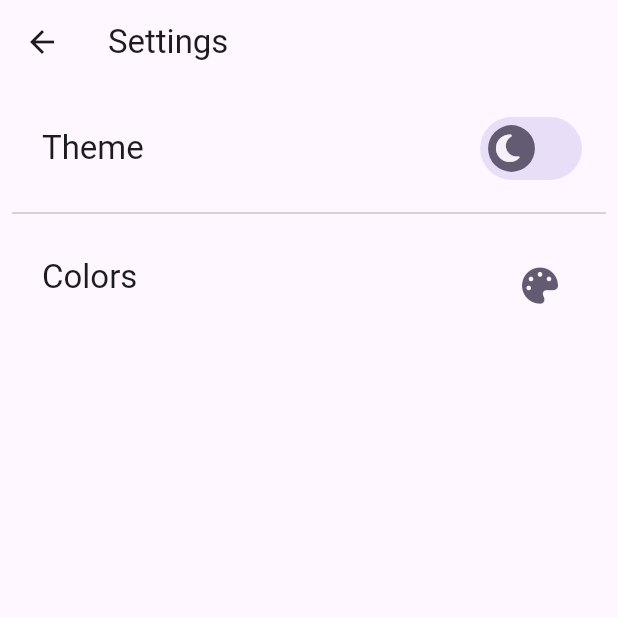
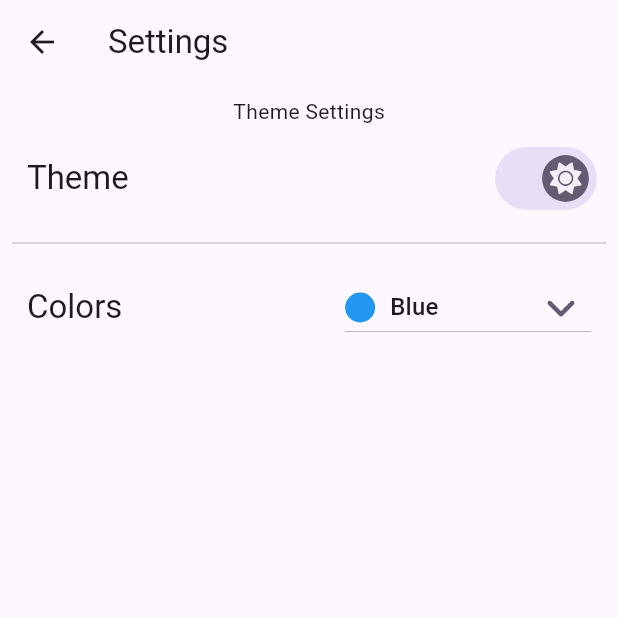
Before and after one commit to vedantjain8/localhub, a Flutter app: the SettingsScreen screen opened directly, on a phone screen of 412 x 824 dp, the top half of it. Run offline on Flutter 3.47's test engine with Material 3 defaults, Android fonts, the light colour scheme and no system bars; our stand-ins replace cached_network_image, csc_picker, dropdown_search, flutter_markdown, flutter_secure_storage, font_awesome_flutter and 4 more; accounts and stored records are empty; network calls fail; project files that could hold a hidden picture were left out.

Commit message:
fix: theme managment and ui

```diff
--- a/flutter/localhub/lib/screens/layout/settings/settings_screen.dart
+++ b/flutter/localhub/lib/screens/layout/settings/settings_screen.dart
@@ -15,6 +15,12 @@ class _SettingsScreenState extends State<SettingsScreen> {
   bool isDark = AppTheme.themeNotifier.value.brightness == Brightness.dark;
 
   @override
+  void initState() {
+    AppTheme.initialize();
+    super.initState();
+  }
+
+  @override
   Widget build(BuildContext context) {
     final colorScheme = Theme.of(context).colorScheme;
     return Scaffold(
@@ -25,11 +31,10 @@ class _SettingsScreenState extends State<SettingsScreen> {
         padding: const EdgeInsets.all(8.0),
         child: Column(
           children: [
-            Container(
-                width: double.maxFinite,
-                height: 70,
-                child: Padding(
-                  padding: const EdgeInsets.all(20.0),
+            Column(
+              children: [
+                _section(title: 'Theme Settings', items: [
+                  _sectionItem(
                     child: Row(
                       mainAxisAlignment: MainAxisAlignment.spaceBetween,
                       children: [
@@ -68,13 +73,9 @@ class _SettingsScreenState extends State<SettingsScreen> {
                         )
                       ],
                     ),
-                )),
+                  ),
                   const Divider(),
-            Container(
-                width: double.maxFinite,
-                height: 70,
-                child: Padding(
-                  padding: const EdgeInsets.all(20),
+                  _sectionItem(
                     child: Row(
                       mainAxisAlignment: MainAxisAlignment.spaceBetween,
                       children: [
@@ -82,37 +83,70 @@ class _SettingsScreenState extends State<SettingsScreen> {
                           'Colors',
                           style: Theme.of(context).textTheme.titleLarge,
                         ),
-                      PopupMenuButton<Color>(
-                        onSelected: (color) async {
-                          await AppTheme.selectColor(color);
-                        },
-                        icon: Icon(
-                          FontAwesomeIcons.palette,
+                        Row(
+                          children: [
+                            DropdownButton<Color>(
+                              value: AppTheme.currentColorSeed.color,
+                              icon: Padding(
+                                padding: const EdgeInsets.all(8.0),
+                                child: Icon(
+                                  FontAwesomeIcons.angleDown,
                                   color: colorScheme.secondary,
                                 ),
-                        itemBuilder: (context) =>
-                            ColorSeed.values.map((colorSeed) {
-                          return PopupMenuItem(
+                              ),
+                              items: ColorSeed.values.map((colorSeed) {
+                                return DropdownMenuItem(
                                   value: colorSeed.color,
                                   child: Row(
                                     children: [
-                                  Container(
-                                    width: 24,
-                                    height: 24,
-                                    color: colorSeed.color,
+                                      CircleAvatar(
+                                        radius: 10,
+                                        backgroundColor: colorSeed.color,
                                       ),
                                       const SizedBox(width: 10),
                                       Text(colorSeed.label),
                                     ],
-                              ));
+                                  ),
+                                );
                               }).toList(),
+                              onChanged: (color) {
+                                AppTheme.selectColor(color!);
+                              },
                             ),
                           ],
                         ),
-                )),
+                      ],
+                    ),
+                  ),
+                ]),
+              ],
+            ),
           ],
         ),
       ),
     );
   }
+
+  Widget _section({title, final List<Widget>? items}) {
+    return Column(
+      children: [
+        if (title != null) Text(title),
+        if (items != null)
+          Column(
+            children: items,
+          )
+      ],
+    );
   }
+
+  Widget _sectionItem({required child}) {
+    return Container(
+      width: double.maxFinite,
+      height: 70,
+      child: Padding(
+        padding: const EdgeInsets.all(10),
+        child: child,
+      ),
+    );
+  }
+}
--- a/flutter/localhub/lib/themes/theme.dart
+++ b/flutter/localhub/lib/themes/theme.dart
@@ -4,19 +4,26 @@ import 'package:shared_preferences/shared_preferences.dart';
 class AppTheme {
   static const String _brightness = 'brightness';
   static const String _color = 'color';
+  static const String _colorSeed = 'colorSeed'; // New variable for color seed
   static ValueNotifier<ThemeData> themeNotifier = ValueNotifier(ThemeData());
+  static ColorSeed currentColorSeed = ColorSeed.values[0];
 
   static Future<void> initialize() async {
     final prefs = await SharedPreferences.getInstance();
     final savedColor = prefs.getString(_color);
     final savedBrightness = prefs.getString(_brightness);
+    final savedColorSeed = prefs.getString(_colorSeed);
+
+    currentColorSeed = savedColorSeed != null
+        ? ColorSeed.values.firstWhere((seed) => seed.label == savedColorSeed)
+        : ColorSeed.values[0];
 
     final theme = ThemeData(
       colorSchemeSeed: savedColor != null
           ? Color(int.parse(savedColor))
-          : ColorSeed.values[0].color,
+          : currentColorSeed.color,
       brightness:
-          savedBrightness == 'dark' ? Brightness.dark : Brightness.light,
+          savedBrightness == 'light' ? Brightness.light : Brightness.dark,
     );
     themeNotifier.value = theme;
   }
@@ -26,6 +33,7 @@ class AppTheme {
     await prefs.setString(_color, color.value.toString());
     await prefs.setString(
         _brightness, brightness == Brightness.dark ? 'dark' : 'light');
+    await prefs.setString(_colorSeed, currentColorSeed.label);
 
     final updatedTheme = ThemeData(
       colorSchemeSeed: color,
@@ -36,6 +44,8 @@ class AppTheme {
 
   static Future<void> selectColor(Color color) async {
     final Brightness currentBrightness = themeNotifier.value.brightness;
+    currentColorSeed =
+        ColorSeed.values.firstWhere((seed) => seed.color == color);
     await updateTheme(color, currentBrightness);
   }
 
@@ -49,10 +59,9 @@ class AppTheme {
 
     final color = currentSeedColor != null
         ? Color(int.parse(currentSeedColor))
-        : ColorSeed.values[0].color;
+        : currentColorSeed.color;
 
     await updateTheme(color, newBrightness);
-
   }
 }
 
```
Lines whose indentation alone changed are shown as unchanged.
